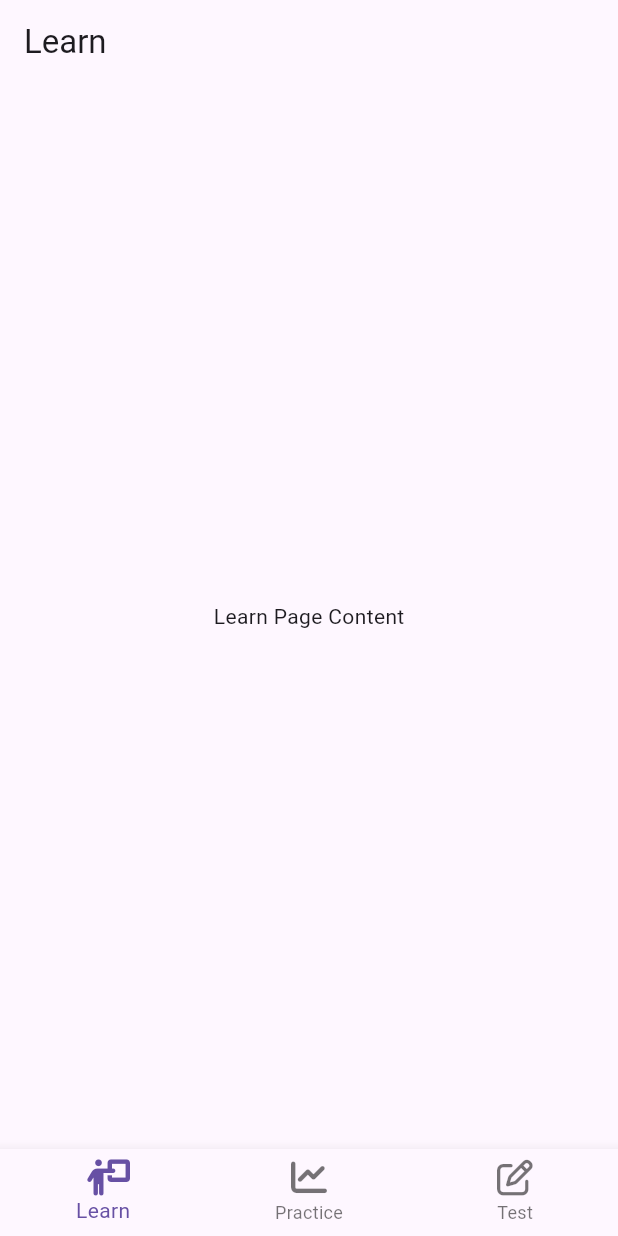
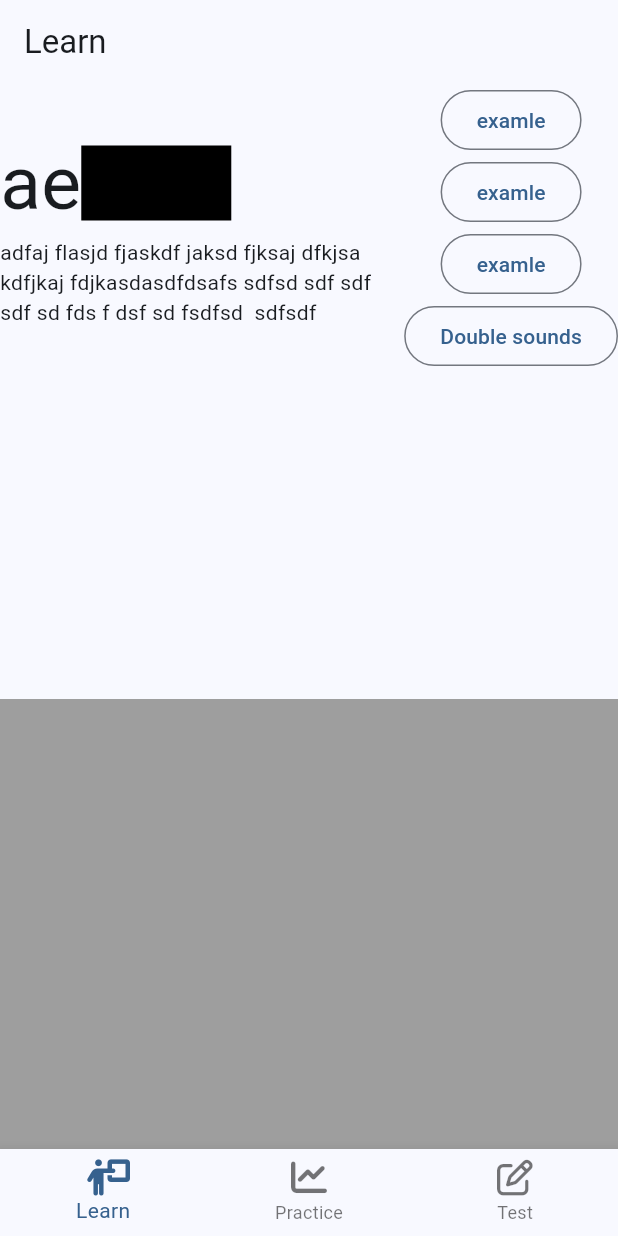
Before and after one commit to suragch/aePronunciation-flutter, a Flutter app: the screen it shows after launch, on a phone screen of 412 x 824 dp. Run offline on Flutter 3.47's test engine with Material 3 defaults, Android fonts, the light colour scheme and no system bars; our stand-ins replace font_awesome_flutter, go_router.

Commit message:
more ui work

```diff
--- a/lib/main.dart
+++ b/lib/main.dart
@@ -13,7 +13,10 @@
     return MaterialApp(
       debugShowCheckedModeBanner: false,
       title: 'ae Pronunciation',
-      home: MainScreen(),
+      theme: ThemeData(
+        colorScheme: ColorScheme.fromSeed(seedColor: Colors.blue),
+      ),
+      home: const MainScreen(),
     );
   }
 }
--- /dev/null
+++ b/lib/pages/learn/learn_page.dart
@@ -0,0 +1,53 @@
+import 'package:flutter/material.dart';
+
+class LearnPage extends StatelessWidget {
+  const LearnPage({super.key});
+
+  @override
+  Widget build(BuildContext context) {
+    return Scaffold(
+      appBar: AppBar(title: Text('Learn')),
+      body: Column(children: [
+        Row(
+          children: [
+            Expanded(
+              child: Column(
+                children: [
+                  Row(
+                    children: [
+                      const Text(
+                        'ae',
+                        style: TextStyle(fontSize: 50),
+                      ),
+                      Container(
+                        width: 100,
+                        height: 50,
+                        color: Colors.black,
+                      ),
+                    ],
+                  ),
+                  const Text(
+                      'adfaj flasjd fjaskdf jaksd fjksaj dfkjsa kdfjkaj fdjkasd'
+                      'asdfdsafs sdfsd sdf sdf sdf sd fds f dsf sd fsdfsd  sdfsdf'),
+                ],
+              ),
+            ),
+            Column(
+              children: [
+                OutlinedButton(onPressed: () {}, child: Text('examle')),
+                OutlinedButton(onPressed: () {}, child: Text('examle')),
+                OutlinedButton(onPressed: () {}, child: Text('examle')),
+                OutlinedButton(onPressed: () {}, child: Text('Double sounds')),
+              ],
+            )
+          ],
+        ),
+        Spacer(),
+        Container(
+          height: 300,
+          color: Colors.grey,
+        )
+      ]),
+    );
+  }
+}
--- a/lib/pages/learn_page.dart
+++ /dev/null
@@ -1,13 +0,0 @@
-import 'package:flutter/material.dart';
-
-class LearnPage extends StatelessWidget {
-  const LearnPage({super.key});
-
-  @override
-  Widget build(BuildContext context) {
-    return Scaffold(
-      appBar: AppBar(title: Text('Learn')),
-      body: Center(child: Text('Learn Page Content')),
-    );
-  }
-}
--- a/lib/pages/main_screen.dart
+++ b/lib/pages/main_screen.dart
@@ -1,8 +1,8 @@
 import 'package:flutter/material.dart';
 import 'package:font_awesome_flutter/font_awesome_flutter.dart';
-import 'learn_page.dart'; // Assuming you have a file named learn_page.dart with LearnPage widget
-import 'practice_page.dart'; // Assuming you have a file named practice_page.dart with PracticePage widget
-import 'test_page.dart'; // Assuming you have a file named test_page.dart with TestPage widget
+import 'learn/learn_page.dart'; // Assuming you have a file named learn_page.dart with LearnPage widget
+import 'practice/practice_page.dart'; // Assuming you have a file named practice_page.dart with PracticePage widget
+import 'test/test_page.dart'; // Assuming you have a file named test_page.dart with TestPage widget
 
 class MainScreen extends StatefulWidget {
   const MainScreen({super.key});
@@ -34,6 +34,7 @@ class _MainScreenState extends State<MainScreen> {
         children: _pages,
       ),
       bottomNavigationBar: BottomNavigationBar(
+        selectedItemColor: Theme.of(context).colorScheme.primary,
         items: const <BottomNavigationBarItem>[
           BottomNavigationBarItem(
             icon: Icon(FontAwesomeIcons.personChalkboard),
--- a/lib/services/navigation_service.dart
+++ b/lib/services/navigation_service.dart
@@ -1,7 +1,7 @@
-import 'package:aepronunciation/pages/learn_page.dart';
+import 'package:aepronunciation/pages/learn/learn_page.dart';
 import 'package:aepronunciation/pages/main_screen.dart';
-import 'package:aepronunciation/pages/practice_page.dart';
-import 'package:aepronunciation/pages/test_page.dart';
+import 'package:aepronunciation/pages/practice/practice_page.dart';
+import 'package:aepronunciation/pages/test/test_page.dart';
 import 'package:flutter/material.dart';
 import 'package:go_router/go_router.dart';
 
```
Also changed, not shown: lib/pages/practice/practice_page.dart (renamed from lib/pages/practice_page.dart), 2 other files.
